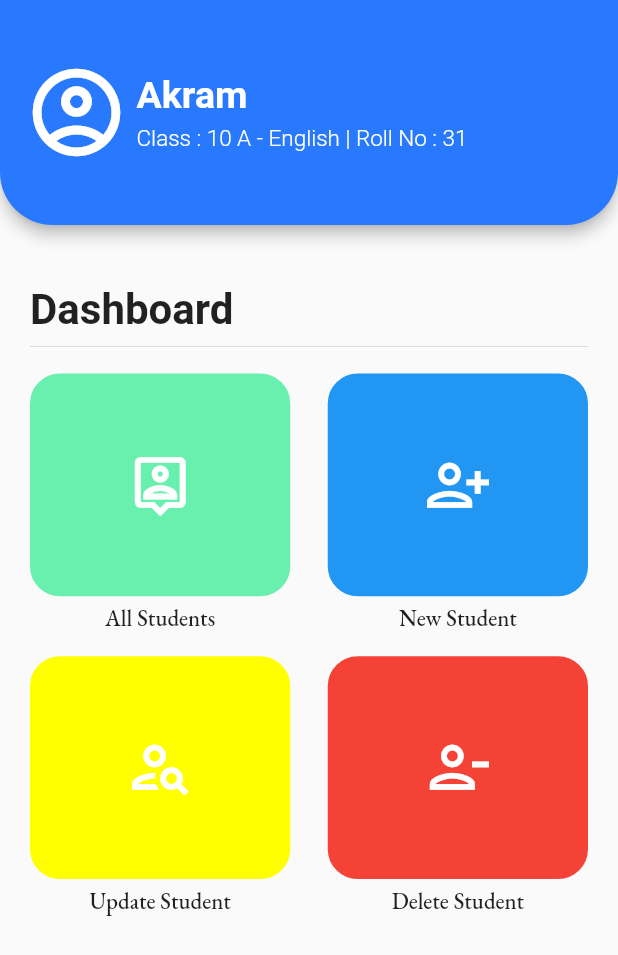
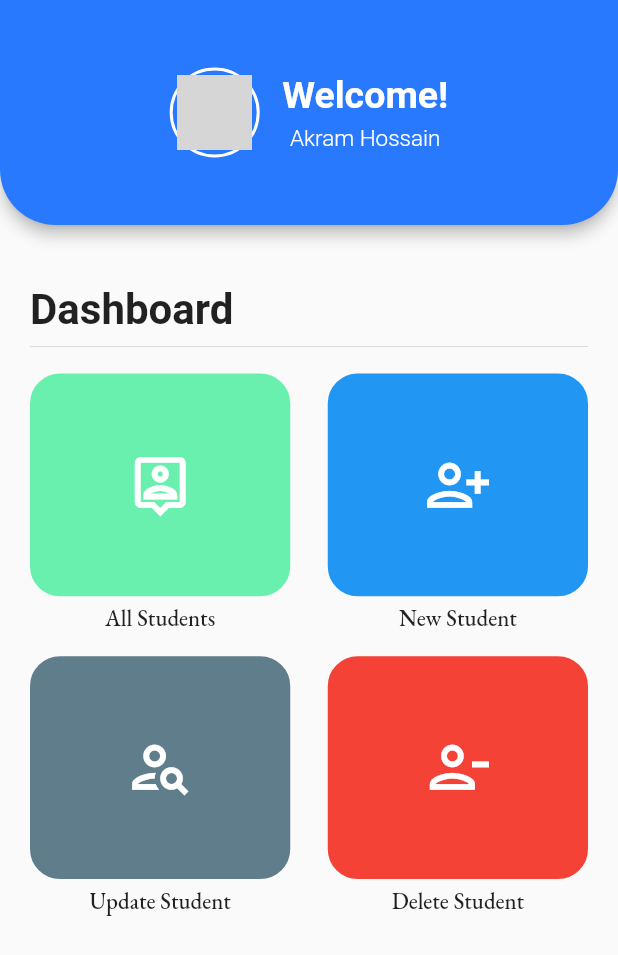
Before and after one commit to Akram409/EDGE_ASSIGNMENT_6, a Flutter app: the screen it shows after launch, on a phone screen of 412 x 824 dp. Shown: the top 955 px of the screen. Run offline on Flutter 3.47's test engine with Material 3 defaults, Android fonts, the phone set to English and light mode, and no system bars; our stand-ins replace awesome_dialog, fluttertoast, get, google_fonts, image_picker, sqflite; accounts and stored records are empty; grey boxes are pictures that could not be loaded.

Commit message:
App V.1.0 Released

```diff
--- a/lib/home_page.dart
+++ b/lib/home_page.dart
@@ -1,13 +1,10 @@
 import 'package:assignment_six/components/dashboard/all_student_data/all_student_data.dart';
 import 'package:assignment_six/components/dashboard/new_student/new_student.dart';
-import 'package:assignment_six/components/dashboard/profile/profile.dart';
 import 'package:assignment_six/sql_database_dir/crud/delete_student.dart';
 import 'package:assignment_six/sql_database_dir/crud/update_student.dart';
 import 'package:assignment_six/sql_database_dir/model/student_model.dart';
-import 'package:awesome_dialog/awesome_dialog.dart';
 import 'package:flutter/material.dart';
 import 'package:fluttertoast/fluttertoast.dart';
-import 'package:font_awesome_flutter/font_awesome_flutter.dart';
 import 'package:get/get.dart';
 import 'package:get/get_core/src/get_main.dart';
 import 'package:assignment_six/sql_database_dir/database/db_helper.dart';
@@ -70,28 +67,36 @@ class _HomePageState extends State<HomePage> {
         backgroundColor: Colors.blueAccent.shade400,
         shape: RoundedRectangleBorder(
           borderRadius: BorderRadius.vertical(
-            bottom: Radius.circular(35),
+            bottom: Radius.circular(37),
           ),
         ),
         title: Row(
-          mainAxisAlignment: MainAxisAlignment.spaceBetween,
-          crossAxisAlignment: CrossAxisAlignment.start,
+          mainAxisAlignment: MainAxisAlignment.center,
           children: [
             Row(
               children: [
-                Icon(
-                  Icons.account_circle_outlined,
-                  color: Colors.white,
-                  size: mainIconSize,
+                Container(
+                  padding: EdgeInsets.all(3),
+                  decoration: BoxDecoration(
+                    shape: BoxShape.circle,
+                    border: Border.all(width: 2, color: Colors.white),
+                    // borderRadius: BorderRadius.circular(10)
+                  ),
+                  child: Image.asset(
+                    "assets/images/profile.png",
+                    height: 50,
+                    width: 50,
+                    fit: BoxFit.cover,
+                  ),
                 ),
                 SizedBox(
-                  width: 5,
+                  width: 15,
                 ),
                 Column(
-                  crossAxisAlignment: CrossAxisAlignment.start,
+                  crossAxisAlignment: CrossAxisAlignment.center,
                   children: [
                     Text(
-                      "Akram",
+                      "Welcome!",
                       style: TextStyle(
                           color: Colors.white,
                           fontSize: 25,
@@ -106,32 +111,7 @@ class _HomePageState extends State<HomePage> {
                           text: TextSpan(
                             children: [
                               TextSpan(
-                                text: "Class : ",
-                                style: TextStyle(
-                                  color: Colors.white,
-                                  // Color for the first part
-                                  fontWeight: FontWeight.w300,
-                                  fontSize: 15,
-                                ),
-                              ),
-                              TextSpan(
-                                text: "10 A - English",
-                                style: TextStyle(
-                                  color: Colors.white,
-                                  fontWeight: FontWeight.w300,
-                                  fontSize: 15,
-                                ),
-                              ),
-                              TextSpan(
-                                text: " | ",
-                                style: TextStyle(
-                                  color: Colors.white,
-                                  fontWeight: FontWeight.w300,
-                                  fontSize: 15,
-                                ),
-                              ),
-                              TextSpan(
-                                text: "Roll No : 31",
+                                text: "Akram Hossain",
                                 style: TextStyle(
                                   color: Colors.white,
                                   fontWeight: FontWeight.w300,
@@ -166,7 +146,8 @@ class _HomePageState extends State<HomePage> {
           crossAxisAlignment: CrossAxisAlignment.start,
           children: [
             Text("Dashboard",
-                style: TextStyle(fontSize: pageMenuTextSize, fontWeight: FontWeight.bold)),
+                style: TextStyle(
+                    fontSize: pageMenuTextSize, fontWeight: FontWeight.bold)),
             Divider(),
             SizedBox(
               height: 10,
@@ -197,7 +178,7 @@ class _HomePageState extends State<HomePage> {
                   ),
                   buildGridItem(
                     icon: Icons.person_search_outlined,
-                    color: Colors.yellowAccent,
+                    color: Colors.blueGrey,
                     text: "Update Student",
                     onTap: () {
                       Get.to(UpdateStudents());
@@ -213,7 +194,7 @@ class _HomePageState extends State<HomePage> {
                     },
                     context: context,
                   ),
-                ]))
+                ])),
           ],
         ),
       ),
@@ -235,12 +216,11 @@ Widget buildGridItem({
         Expanded(
           child: Container(
             padding: const EdgeInsets.all(16.0),
-            width: MediaQuery.of(context).size.width/2,
+            width: MediaQuery.of(context).size.width / 2,
             decoration: BoxDecoration(
-              border: Border.all(width: 2, color: color),
-              borderRadius: BorderRadius.circular(20),
-              color: color
-            ),
+                border: Border.all(width: 2, color: color),
+                borderRadius: BorderRadius.circular(20),
+                color: color),
             child: Icon(icon, size: 45, color: Colors.white),
           ),
         ),
--- a/lib/main.dart
+++ b/lib/main.dart
@@ -1,6 +1,7 @@
 import 'package:assignment_six/components/dashboard/all_student_data/all_student_data.dart';
 import 'package:assignment_six/components/dashboard/new_student/new_student.dart';
 import 'package:assignment_six/components/dashboard/student_details/student_details.dart';
+import 'package:assignment_six/components/share/splash/splash.dart';
 import 'package:assignment_six/home_page.dart';
 import 'package:assignment_six/sql_database_dir/crud/update_student.dart';
 import 'package:flutter/material.dart';
@@ -16,12 +17,6 @@ class MyApp extends StatelessWidget {
   // This widget is the root of your application.
   @override
   Widget build(BuildContext context) {
-    var students = {
-      "id" : "c221161",
-      "name" : "Akram",
-      "number" : "234234",
-      "email" : "temp@gmail.com",
-    };
     return GetMaterialApp(
       title: 'BMI Calculator',
       debugShowCheckedModeBanner: false,
@@ -30,7 +25,7 @@ class MyApp extends StatelessWidget {
         colorScheme: ColorScheme.fromSeed(seedColor: Colors.deepPurple),
         useMaterial3: false,
       ),
-      home: HomePage(),
+      home: Splash(),
     );
   }
 }
```
Also changed, not shown: lib/components/share/bottom_navigations/bottom_navigations.dart (added, +78 -0 lines), lib/components/share/splash/splash.dart (+82 -0 lines).
